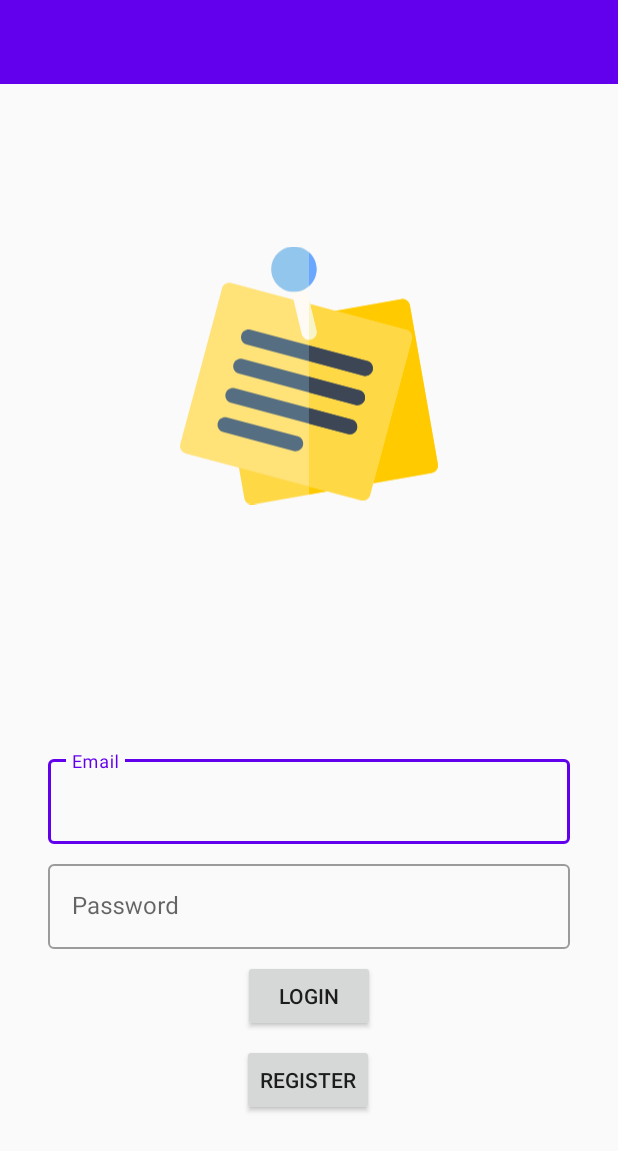
After one commit to Notefy-DADM/Notefy, an Android app: the AuthenticationActivity screen opened directly, with no data from a screen before it, on a phone screen of 412 x 824 dp. The commit adds this screen. Shown: the top 1151 px of the screen. Run offline under Robolectric (Android 15) with nearby library versions, the phone set to English and light mode, and no system bars.

Commit message:
Created Login Screen

```diff
--- a/app/build.gradle
+++ b/app/build.gradle
@@ -49,6 +49,7 @@ dependencies {
     implementation 'com.google.firebase:firebase-firestore:21.4.2'
     implementation 'com.google.firebase:firebase-auth:19.3.0'
 
+    //Ui
+    implementation 'androidx.recyclerview:recyclerview:1.1.0'
 
-    implementation 'androidx.recyclerview:recyclerview:1.1.0'
 }
--- a/app/src/main/AndroidManifest.xml
+++ b/app/src/main/AndroidManifest.xml
@@ -9,7 +9,8 @@
         android:roundIcon="@mipmap/ic_launcher_round"
         android:supportsRtl="true"
         android:theme="@style/AppTheme.NoActionBar">
-        <activity android:name=".database.SplashScreenActivity"></activity>
+        <activity android:name=".view.autentication.AuthenticationActivity"></activity>
+        <activity android:name=".database.SplashScreenActivity" />
         <activity
             android:name=".view.activities.AboutActivity"
             android:label="About"
--- /dev/null
+++ b/app/src/main/java/io/github/notefydadm/notefy/view/autentication/AuthenticationActivity.java
@@ -0,0 +1,43 @@
+package io.github.notefydadm.notefy.view.autentication;
+
+import androidx.appcompat.app.AppCompatActivity;
+import androidx.fragment.app.Fragment;
+import androidx.fragment.app.FragmentTransaction;
+
+import android.os.Bundle;
+
+import io.github.notefydadm.notefy.R;
+
+public class AuthenticationActivity extends AppCompatActivity {
+
+    @Override
+    protected void onCreate(Bundle savedInstanceState) {
+        super.onCreate(savedInstanceState);
+        setContentView(R.layout.activity_authentication);
+
+        LoginCallback callback = new LoginCallback() {
+            @Override
+            public void login(String mail, String password) {
+
+            }
+
+            @Override
+            public void registerClick() {
+
+            }
+        };
+
+        // Create new fragment and transaction
+        Fragment newFragment = new LoginFragment(callback);
+        FragmentTransaction transaction = getSupportFragmentManager().beginTransaction();
+
+        // Replace whatever is in the fragment_container view with this fragment,
+        // and add the transaction to the back stack
+        transaction.replace(R.id.fragment_auth, newFragment);
+        transaction.addToBackStack(null);
+
+// Commit the transaction
+        transaction.commit();
+
+    }
+}
--- /dev/null
+++ b/app/src/main/java/io/github/notefydadm/notefy/view/autentication/LoginFragment.java
@@ -0,0 +1,31 @@
+package io.github.notefydadm.notefy.view.autentication;
+
+import android.os.Bundle;
+import android.view.LayoutInflater;
+import android.view.View;
+import android.view.ViewGroup;
+
+import androidx.fragment.app.Fragment;
+
+import io.github.notefydadm.notefy.R;
+
+
+public class LoginFragment extends Fragment {
+
+    LoginCallback callback;
+
+    LoginFragment(LoginCallback callback){
+        this.callback = callback;
+    }
+
+    @Override
+    public View onCreateView(LayoutInflater inflater, ViewGroup container,
+                             Bundle savedInstanceState) {
+        // Inflate the layout for this fragment
+        return inflater.inflate(R.layout.fragment_login, container, false);
+    }
+}
+interface LoginCallback{
+void login(String mail,String password);
+void registerClick();
+}
--- /dev/null
+++ b/app/src/main/res/layout/activity_authentication.xml
@@ -0,0 +1,24 @@
+<?xml version="1.0" encoding="utf-8"?>
+<androidx.constraintlayout.widget.ConstraintLayout xmlns:android="http://schemas.android.com/apk/res/android"
+    xmlns:app="http://schemas.android.com/apk/res-auto"
+    xmlns:tools="http://schemas.android.com/tools"
+    android:layout_width="match_parent"
+    android:layout_height="match_parent"
+    tools:context=".view.autentication.AuthenticationActivity">
+
+    <androidx.appcompat.widget.Toolbar
+        android:id="@+id/toolbar2"
+        android:layout_width="0dp"
+        android:layout_height="wrap_content"
+        android:background="?attr/colorPrimary"
+        android:minHeight="?attr/actionBarSize"
+        android:theme="?attr/actionBarTheme"
+        app:layout_constraintEnd_toEndOf="parent"
+        app:layout_constraintStart_toStartOf="parent"
+        app:layout_constraintTop_toTopOf="parent" />
+
+    <FrameLayout
+        android:id="@+id/fragment_auth"
+        android:layout_width="match_parent"
+        android:layout_height="match_parent" />
+</androidx.constraintlayout.widget.ConstraintLayout>
--- /dev/null
+++ b/app/src/main/res/layout/fragment_login.xml
@@ -0,0 +1,81 @@
+<?xml version="1.0" encoding="utf-8"?>
+<androidx.constraintlayout.widget.ConstraintLayout xmlns:android="http://schemas.android.com/apk/res/android"
+    xmlns:app="http://schemas.android.com/apk/res-auto"
+    xmlns:tools="http://schemas.android.com/tools"
+    android:layout_width="fill_parent"
+    android:layout_height="fill_parent"
+    android:orientation="horizontal" >
+
+    <com.google.android.material.textfield.TextInputLayout
+        android:id="@+id/textFieldMail"
+        style="@style/Widget.MaterialComponents.TextInputLayout.OutlinedBox"
+        android:layout_width="match_parent"
+        android:layout_height="wrap_content"
+        android:layout_marginStart="32dp"
+        android:layout_marginEnd="32dp"
+        android:layout_marginBottom="8dp"
+        android:hint="@string/email"
+        app:layout_constraintBottom_toTopOf="@+id/textFieldPassword"
+        app:layout_constraintEnd_toEndOf="parent"
+        app:layout_constraintStart_toStartOf="parent">
+
+        <com.google.android.material.textfield.TextInputEditText
+            android:layout_width="match_parent"
+            android:layout_height="wrap_content" />
+
+    </com.google.android.material.textfield.TextInputLayout>
+
+    <com.google.android.material.textfield.TextInputLayout
+        android:id="@+id/textFieldPassword"
+        style="@style/Widget.MaterialComponents.TextInputLayout.OutlinedBox"
+        android:layout_width="match_parent"
+        android:layout_height="wrap_content"
+        android:layout_marginStart="32dp"
+        android:layout_marginEnd="32dp"
+        android:layout_marginBottom="7dp"
+        android:hint="@string/password"
+        app:layout_constraintBottom_toTopOf="@+id/buttonLogin"
+        app:layout_constraintEnd_toEndOf="parent"
+        app:layout_constraintStart_toStartOf="parent">
+
+        <com.google.android.material.textfield.TextInputEditText
+            android:layout_width="match_parent"
+            android:layout_height="wrap_content" />
+
+    </com.google.android.material.textfield.TextInputLayout>
+
+    <ImageView
+        android:id="@+id/imageView2"
+        android:layout_width="0dp"
+        android:layout_height="0dp"
+        android:layout_marginStart="120dp"
+        android:layout_marginTop="120dp"
+        android:layout_marginEnd="120dp"
+        android:layout_marginBottom="120dp"
+        app:layout_constraintBottom_toTopOf="@+id/textFieldMail"
+        app:layout_constraintEnd_toEndOf="parent"
+        app:layout_constraintStart_toStartOf="parent"
+        app:layout_constraintTop_toTopOf="parent"
+        app:srcCompat="@drawable/ic_notes" />
+
+    <Button
+        android:id="@+id/buttonLogin"
+        android:layout_width="wrap_content"
+        android:layout_height="wrap_content"
+        android:layout_marginBottom="8dp"
+        android:text="Login"
+        app:layout_constraintBottom_toTopOf="@+id/buttonRegister"
+        app:layout_constraintEnd_toEndOf="parent"
+        app:layout_constraintStart_toStartOf="parent" />
+
+    <Button
+        android:id="@+id/buttonRegister"
+        android:layout_width="wrap_content"
+        android:layout_height="wrap_content"
+        android:layout_marginBottom="80dp"
+        android:text="Register"
+        app:layout_constraintBottom_toBottomOf="parent"
+        app:layout_constraintEnd_toEndOf="parent"
+        app:layout_constraintHorizontal_bias="0.498"
+        app:layout_constraintStart_toStartOf="parent" />
+</androidx.constraintlayout.widget.ConstraintLayout>
--- a/app/src/main/res/values/strings.xml
+++ b/app/src/main/res/values/strings.xml
@@ -12,8 +12,8 @@
     <string name="nav_about">About</string>
     <!--nav_header.xml (NavegationDrawer Header)-->
     <!--TEMPORAL-->
-    <string name="username" translatable="false">Pepe García Martinez</string>
-    <string name="email" translatable="false">pepegm@gmail.com</string>
+    <string name="username">User name</string>
+    <string name="email">Email</string>
 
     <!--MainActivity-->
     <string name="navigation_drawer_open" translatable="false">Open navigation drawer</string>
@@ -25,4 +25,5 @@
     <string name="andres_about" translatable="false">Sen Moya, Andrés \n\nansemo@inf.upv.es</string>
     <string name="marcos_about" translatable="false">Haba Claramunt, Marcos \n\nmarhacla@inf.upv.es</string>
     <string name="DADM_about" translatable="false">DADM \n\n2019-2020</string>
+    <string name="password">Password</string>
 </resources>
```
Also changed, not shown: 1 other file.
